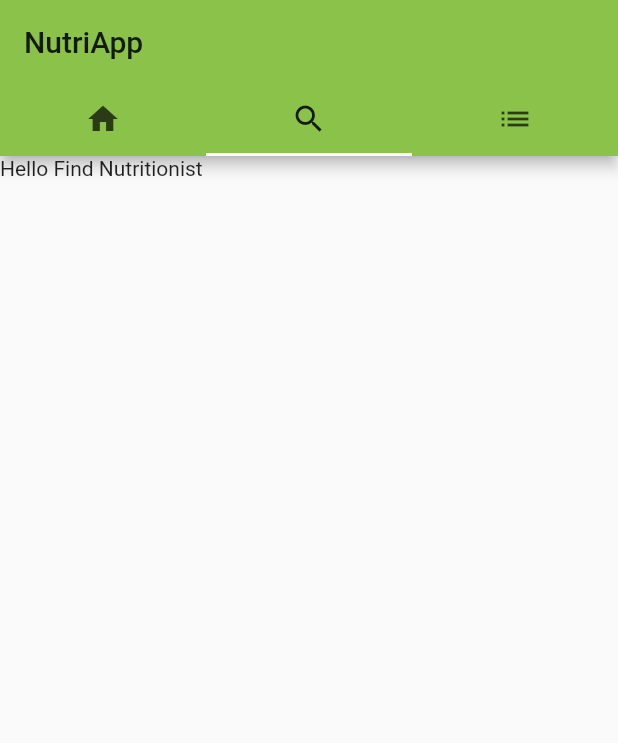
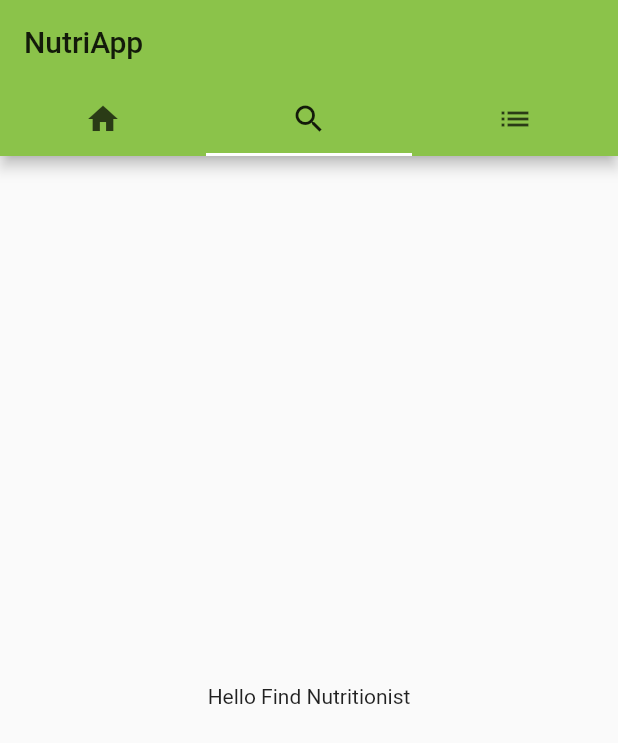
Before and after one commit to mzapatag1/appPolimi, a Flutter app: the screen it shows after launch, tab 2 chosen, on a phone screen of 412 x 824 dp. Shown: the top 743 px of the screen. Run offline on Flutter 3.47's test engine with Material 2 defaults, Android fonts, the phone set to English and light mode, and no system bars.

Commit message:
Ahora si 100% real no fake
Default

```diff
--- a/lib/main.dart
+++ b/lib/main.dart
@@ -35,9 +35,27 @@ class MyApp extends StatelessWidget {
           ),
           body: TabBarView(
             children: [
-              Text('Hello Home'),
-              Text('Hello Find Nutritionist'),
-              Text('Hello My Appointments'),
+              Column(
+                children: <Widget>[
+                  Text('Hello Home'),
+                ],
+                mainAxisAlignment:  MainAxisAlignment.center,
+                crossAxisAlignment: CrossAxisAlignment.center,
+              ),
+              Column(
+                children: <Widget>[
+                  Text('Hello Find Nutritionist'),
+                ],
+                mainAxisAlignment:  MainAxisAlignment.center,
+                crossAxisAlignment: CrossAxisAlignment.center,
+              ),
+              Column(
+                children: <Widget>[
+                  Text('Hello My Appointments'),
+                ],
+                mainAxisAlignment:  MainAxisAlignment.center,
+                crossAxisAlignment: CrossAxisAlignment.center,
+              ),
             ],
           ),
         ),
```
